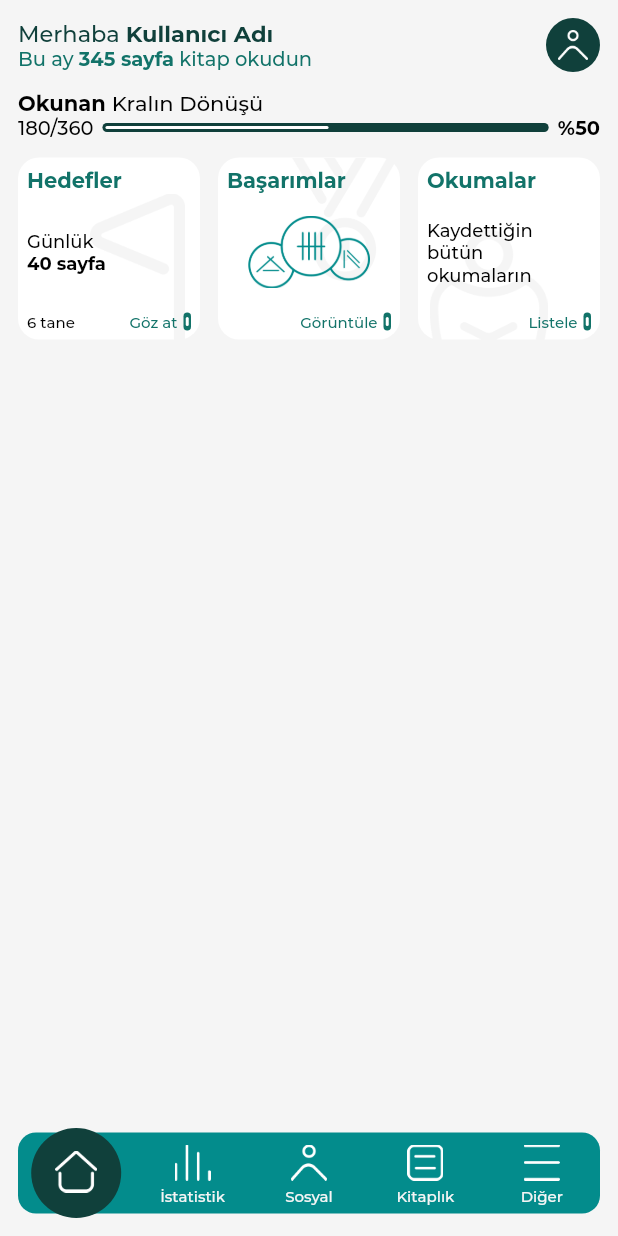
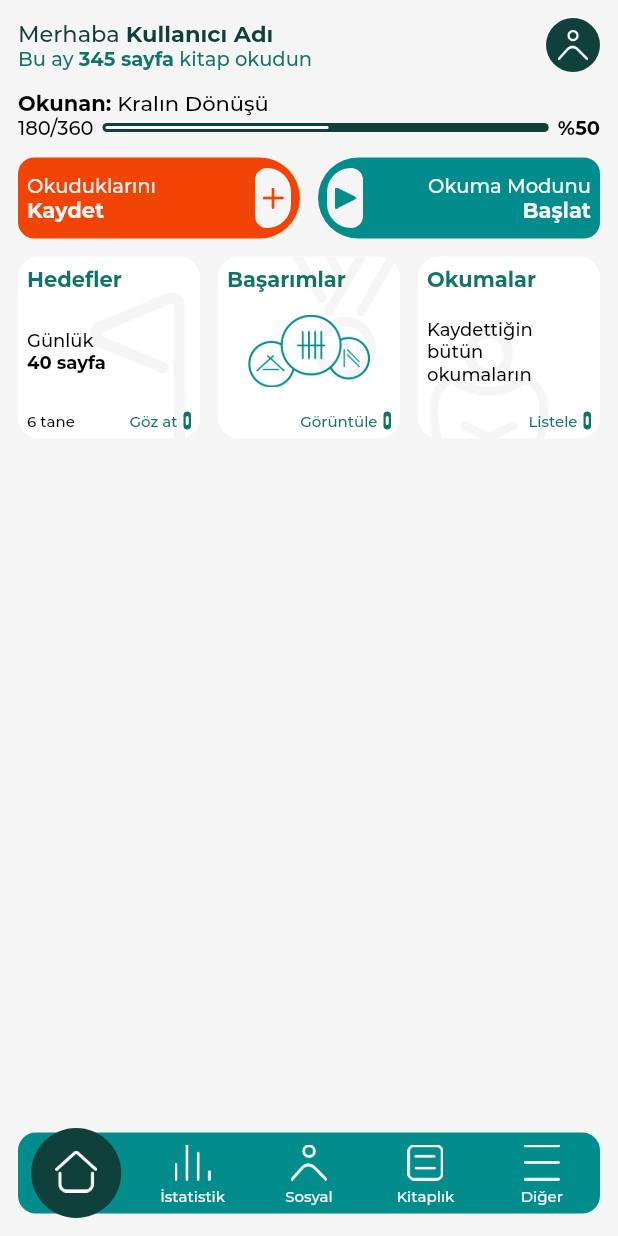
Before and after one commit to zahidayturan/okuur-book-tracker-mobile-app, a Flutter app: the screen it shows after launch, on a phone screen of 412 x 824 dp. Run offline on Flutter 3.47's test engine with Material 2 defaults, Android fonts, the light colour scheme and no system bars.

Commit message:
home action buttons

```diff
--- a/lib/routes/home/componenets/currently_reading_info.dart
+++ b/lib/routes/home/componenets/currently_reading_info.dart
@@ -39,7 +39,7 @@ class _CurrentlyReadingInfoState extends State<CurrentlyReadingInfo> {
         crossAxisAlignment: CrossAxisAlignment.start,
         children: [
           RichTextWidget(
-            texts: ['Okunan ', '${widget.bookName}'],
+            texts: ['Okunan: ', '${widget.bookName}'],
             colors: [colors.black, colors.black],
             fontSize: 14,
             fontFamilies: ['FontBold', 'FontMedium'],
--- /dev/null
+++ b/lib/routes/home/componenets/operation_buttons.dart
@@ -0,0 +1,172 @@
+import 'package:flutter/material.dart';
+import 'package:okuur/core/constants/colors.dart';
+import '../../../ui/components/rich_text.dart';
+
+class OperationButtons extends StatefulWidget {
+
+
+  const OperationButtons({
+    Key? key,
+  }) : super(key: key);
+
+  @override
+  State<OperationButtons> createState() => _OperationButtonsState();
+}
+
+class _OperationButtonsState extends State<OperationButtons> {
+
+  AppColors colors = AppColors();
+
+  @override
+  Widget build(BuildContext context) {
+    return Container(
+      child: Row(
+        mainAxisAlignment: MainAxisAlignment.spaceBetween,
+        children: [
+          addForRead(),
+          SizedBox(width: 12,),
+          recordForRead(),
+        ],
+      ),
+    );
+  }
+
+  Widget addForRead(){
+    return Expanded(
+      child: GestureDetector(
+        onTap: () {
+
+        },
+        child: Container(
+          height: 54,
+          decoration: BoxDecoration(
+              color: colors.orange,
+              borderRadius: BorderRadius.only(
+                  topRight: Radius.circular(50),
+                bottomRight: Radius.circular(50),
+                bottomLeft: Radius.circular(20),
+                topLeft: Radius.circular(20)
+              )
+          ),
+          child: Padding(
+            padding: const EdgeInsets.all(6.0),
+            child: Row(
+              mainAxisAlignment: MainAxisAlignment.spaceBetween,
+              crossAxisAlignment: CrossAxisAlignment.center,
+              children: [
+                RichText(
+                  textAlign: TextAlign.start,
+                  overflow: TextOverflow.ellipsis,
+                  text: TextSpan(
+                      style: TextStyle(
+                          color: colors.grey
+                      ),
+                      children: const [
+                        TextSpan(
+                            text: "Okuduklarını\n",
+                            style: TextStyle(
+                                fontFamily: "FontMedium", fontSize: 13
+                            )),
+                        TextSpan(
+                            text: "Kaydet",
+                            style: TextStyle(
+                                fontFamily: "FontBold", fontSize: 14
+                            )),
+                      ]
+                  ),
+                ),
+                iconButton("assets/icons/add.png",colors.orange,0)
+              ],
+            ),
+          ),
+        ),
+      ),
+    );
+  }
+
+  Widget recordForRead(){
+    return Expanded(
+      child: GestureDetector(
+        onTap: () {
+
+        },
+        child: Container(
+          height: 54,
+          decoration: BoxDecoration(
+              color: colors.blue,
+              borderRadius: BorderRadius.only(
+                  topRight: Radius.circular(20),
+                  bottomRight: Radius.circular(20),
+                  bottomLeft: Radius.circular(50),
+                  topLeft: Radius.circular(50)
+              )
+          ),
+          child: Padding(
+            padding: const EdgeInsets.all(6.0),
+            child: Row(
+              crossAxisAlignment: CrossAxisAlignment.center,
+              mainAxisAlignment: MainAxisAlignment.spaceBetween,
+              children: [
+                iconButton("assets/icons/play.png",colors.blue,1),
+                RichText(
+                  textAlign: TextAlign.end,
+                  overflow: TextOverflow.ellipsis,
+                  text: TextSpan(
+                    style: TextStyle(
+                      color: colors.grey
+                    ),
+                      children: const [
+                    TextSpan(
+                      text: "Okuma Modunu\n",
+                      style: TextStyle(
+                        fontFamily: "FontMedium", fontSize: 13
+                      )),
+                    TextSpan(
+                        text: "Başlat",
+                        style: TextStyle(
+                            fontFamily: "FontBold", fontSize: 14
+                        )),
+                  ]
+                  ),
+                ),
+              ],
+            ),
+          ),
+        ),
+      ),
+    );
+  }
+
+  Text title(String text,Color color,double size, String family){
+    return Text(
+      text,style: TextStyle(
+        color: color,
+        fontFamily: family,
+        fontSize: size
+    ),
+    );
+  }
+
+  Container iconButton(String path,Color color,int type){
+    double radius1 = type == 0 ? 25 : 50;
+    double radius2 = type == 0 ? 50 : 25;
+    return Container(
+      height: 40,
+      width: 24,
+      decoration: BoxDecoration(
+        color: colors.grey,
+        borderRadius: BorderRadius.only(
+            topLeft: Radius.circular(radius1),
+            bottomLeft: Radius.circular(radius1),
+          bottomRight: Radius.circular(radius2),
+          topRight: Radius.circular(radius2)
+        )
+      ),
+      child: Padding(
+        padding: const EdgeInsets.all(5.0),
+        child: Image.asset(path),
+      ),
+    );
+  }
+
+}
--- a/lib/routes/home/home.dart
+++ b/lib/routes/home/home.dart
@@ -3,6 +3,7 @@ import 'package:okuur/core/constants/colors.dart';
 import 'package:okuur/routes/home/componenets/currently_reading_info.dart';
 import 'package:okuur/routes/home/componenets/home_profile_info.dart';
 import 'package:okuur/routes/home/componenets/mini_pages_info.dart';
+import 'package:okuur/routes/home/componenets/operation_buttons.dart';
 import 'package:okuur/ui/classes/bottom_navigation_bar.dart';
 
 class HomePage extends StatefulWidget {
@@ -32,6 +33,8 @@ class _HomePageState extends State<HomePage> {
                 SizedBox(height: 12,),
                 CurrentlyReadingInfo(bookName: "Kralın Dönüşü",currentPage: 180,bookPage: 360),
                 SizedBox(height: 12,),
+                OperationButtons(),
+                SizedBox(height: 12,),
                 MiniPagesInfo(dailyGoal: 40,goalCount: 6,)
               ],
             ),
```
Also changed, not shown: assets/icons/add.png (added), assets/icons/play.png (added).
